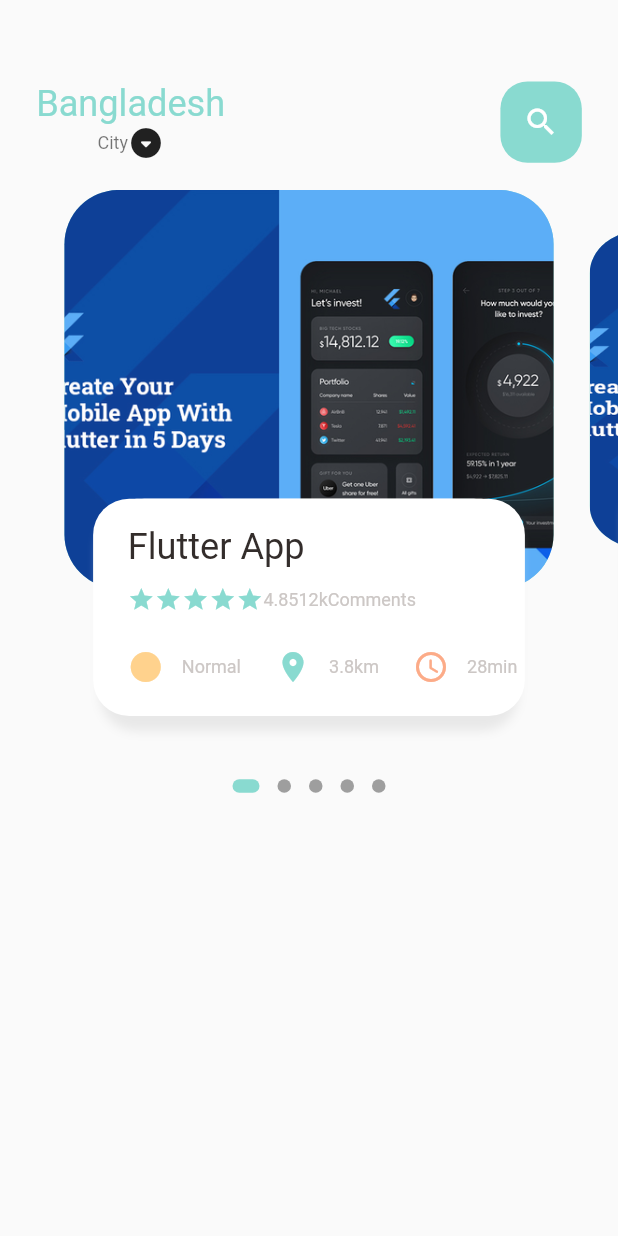
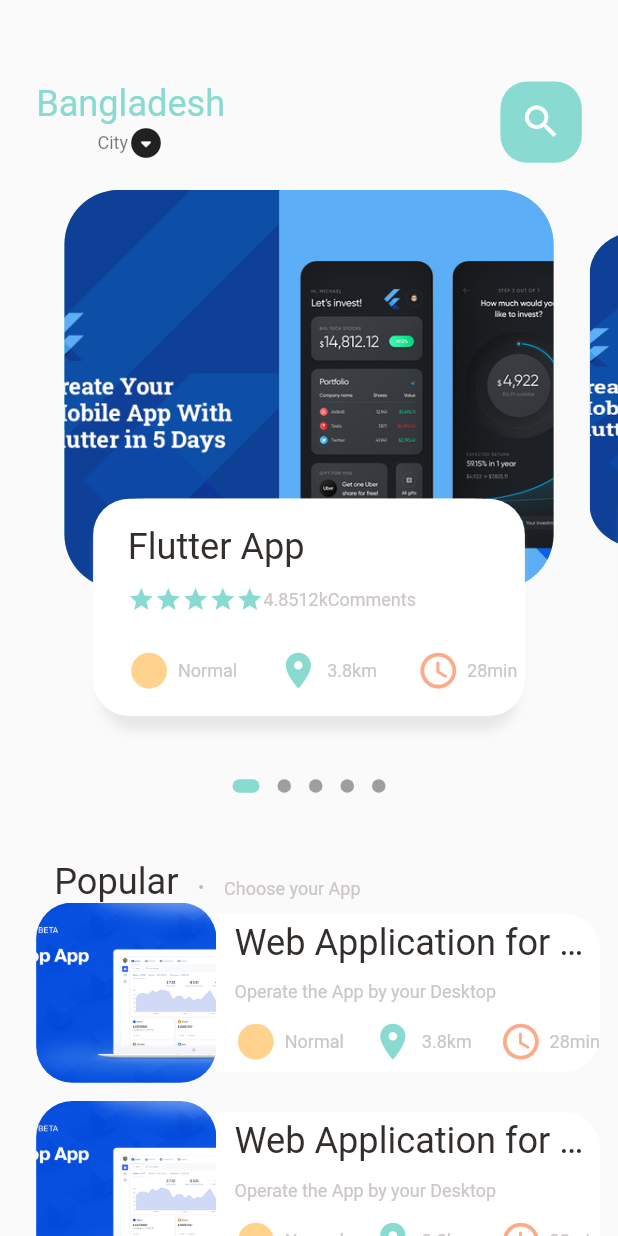
Before and after one commit to hasinur-akram/Flutter-E-Commerce-App, a Flutter app: the screen it shows after launch, on a phone screen of 412 x 824 dp. Run offline on Flutter 3.47's test engine with Material 2 defaults, Android fonts, the phone set to English and light mode, and no system bars; drawn by our look-alikes of dots_indicator; our stand-ins replace get.

Commit message:
3hors16min

```diff
--- a/lib/home/food_page_body.dart
+++ b/lib/home/food_page_body.dart
@@ -41,6 +41,7 @@ class _FoodPageBodyState extends State<FoodPageBody> {
   Widget build(BuildContext context) {
     return Column(
       children: [
+        //slider section
         Container(
           //color: AppColors.mainColor,
           height: Dimensions.pageView,
@@ -51,6 +52,7 @@ class _FoodPageBodyState extends State<FoodPageBody> {
                 return _buildPageItem(positon);
               }),
         ),
+        //Dots
         new DotsIndicator(
           dotsCount: 5,
           position: _currPageValue,
@@ -60,7 +62,96 @@ class _FoodPageBodyState extends State<FoodPageBody> {
             activeSize: const Size(18.0, 9.0),
             activeShape: RoundedRectangleBorder(borderRadius: BorderRadius.circular(5.0)),
           ),
-        )
+        ),
+        //Popular text
+        SizedBox(height: Dimensions.height30,),
+        Container(
+          margin: EdgeInsets.only(left: Dimensions.width30),
+          child: Row(
+            crossAxisAlignment: CrossAxisAlignment.end,
+            children: [
+              BigText(text: "Popular"),
+              SizedBox(width: Dimensions.width10,),
+              Container(
+                margin: const EdgeInsets.only(bottom: 3),
+                child: BigText(text: ".", color:Colors.black26),
+              ),
+
+              SizedBox(width: Dimensions.width10,),
+              Container(
+                margin: const EdgeInsets.only(bottom: 2),
+                child: SmallText(text: "Choose your App",),
+              )
+            ],
+          ),
+        ),
+        //List of Apps
+        ListView.builder(
+              physics: NeverScrollableScrollPhysics(),
+              shrinkWrap: true,
+              itemCount: 10,
+              itemBuilder: (context, index){
+                return Container(
+                  margin: EdgeInsets.only(left: Dimensions.width20,right: Dimensions.width10, bottom: Dimensions.height10),
+                  child: Row(
+                    children: [
+                      //image section
+                      Container(
+                        width: Dimensions.listViewImgSize,
+                        height: Dimensions.listViewImgSize,
+                        decoration: BoxDecoration(
+                            borderRadius: BorderRadius.circular(Dimensions.radius20),
+                            color: Colors.white38,
+                            image: DecorationImage(
+                              fit: BoxFit.cover,
+                                image: AssetImage(
+                                    "assets/images/desktop.png"
+                                )
+                            )
+                        ),
+                      ),
+                      //Text section
+                      Expanded(
+                        child: Container(
+                          height: Dimensions.listViewTextContSize,
+                          decoration: BoxDecoration(
+                            borderRadius: BorderRadius.only(
+                                topRight: Radius.circular(Dimensions.radius20),
+                                bottomRight: Radius.circular(Dimensions.radius20),
+                            ),
+                            color: Colors.white,
+                          ),
+                          child: Padding(
+                            padding: EdgeInsets.only(left: Dimensions.width10,),
+                            child: Column(
+                              crossAxisAlignment: CrossAxisAlignment.start,
+                              mainAxisAlignment: MainAxisAlignment.center,
+                              children: [
+                                BigText(text: "Web Application for Desktop"),
+                                SizedBox(height: Dimensions.height10,),
+                                SmallText(text: "Operate the App by your Desktop"),
+                                SizedBox(height: Dimensions.height10,),
+                                Row(
+                                  mainAxisAlignment: MainAxisAlignment.spaceBetween,
+                                  children: [
+                                    IconAndTextWidge(icon: Icons.circle_sharp, text: 'Normal', iconColor: AppColors.iconColor1),
+
+                                    IconAndTextWidge(icon: Icons.location_on, text: '3.8km', iconColor: AppColors.mainColor),
+
+                                    IconAndTextWidge(icon: Icons.access_time_rounded, text: '28min', iconColor: AppColors.iconColor2)
+                                  ],
+                                )
+                              ],
+                            ),
+                          ),
+                        ),
+                      ),
+                    ],
+                  ),
+                );
+              }),
+
+
       ],
     );
   }
--- a/lib/home/main_food_page.dart
+++ b/lib/home/main_food_page.dart
@@ -15,7 +15,7 @@ class MainFoodPage extends StatefulWidget {
 class _MainFoodPageState extends State<MainFoodPage> {
   @override
   Widget build(BuildContext context) {
-    print("current height is "+MediaQuery.of(context).size.height.toString());
+    print("current width is "+MediaQuery.of(context).size.width.toString());
     return Scaffold(
       body: Column(
         children: [
@@ -42,7 +42,7 @@ class _MainFoodPageState extends State<MainFoodPage> {
                   child: Container(
                     width: Dimensions.height45,
                     height: Dimensions.height45,
-                    child: Icon(Icons.search, color: Colors.white, size: 24,),
+                    child: Icon(Icons.search, color: Colors.white, size: Dimensions.iconSize24,),
                     decoration: BoxDecoration(
                       borderRadius: BorderRadius.circular(Dimensions.radius15),
                       color: AppColors.mainColor,
@@ -53,7 +53,10 @@ class _MainFoodPageState extends State<MainFoodPage> {
             ),
           ),
           //Showing the body
-          FoodPageBody(),
+          Expanded(child: SingleChildScrollView(
+            child: FoodPageBody(),
+          )),
+
         ],
       ),
     );
--- a/lib/utils/dimention.dart
+++ b/lib/utils/dimention.dart
@@ -28,4 +28,12 @@ class Dimensions{
   static double radius15 = screenHeight/45.56;
   static double radius20 = screenHeight/34.17;
   static double radius30 = screenHeight/22.78;
+
+  //Icon Size
+  static double iconSize24 = 28.47;
+
+  //List View Size
+  static double listViewImgSize = screenWidth/3.428;
+  static double listViewTextContSize = screenWidth/3.9;
+
 }
--- a/lib/widgets/icon_and_text_widget.dart
+++ b/lib/widgets/icon_and_text_widget.dart
@@ -16,8 +16,8 @@ class IconAndTextWidge extends StatelessWidget {
   Widget build(BuildContext context) {
     return Row(
       children: [
-        Icon(icon, color: iconColor,),
-        SizedBox(width: Dimensions.width10),
+        Icon(icon, color: iconColor,size: Dimensions.iconSize24,),
+        SizedBox(width: 5),
         SmallText(text: text,),
       ],
     );
```
